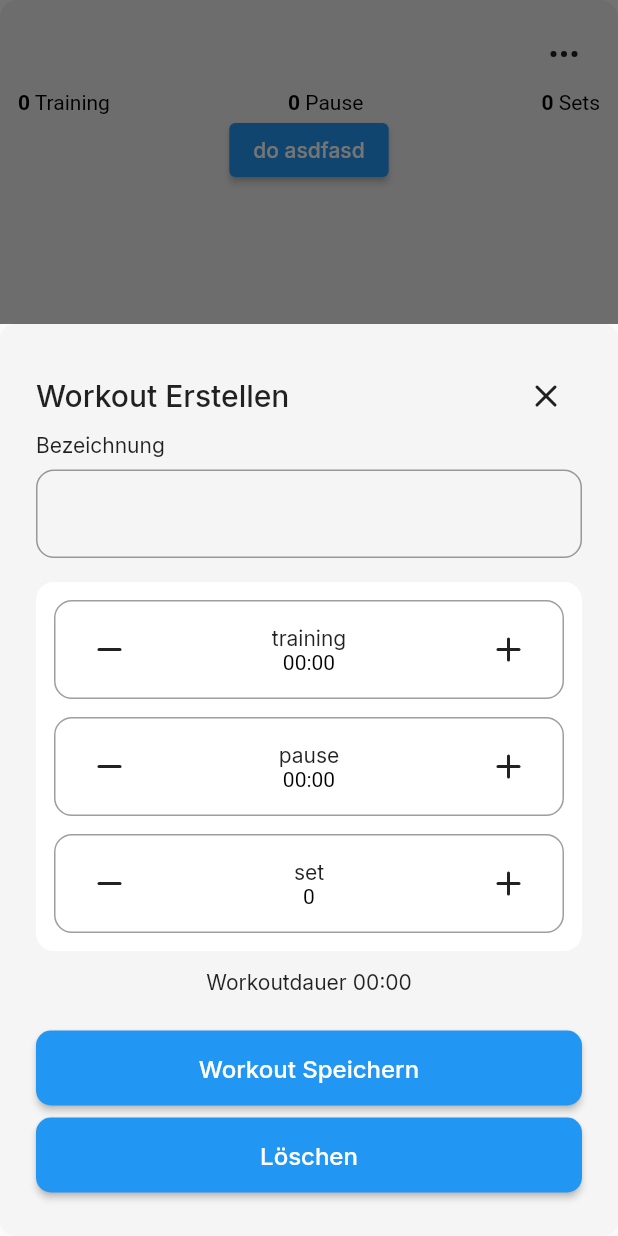
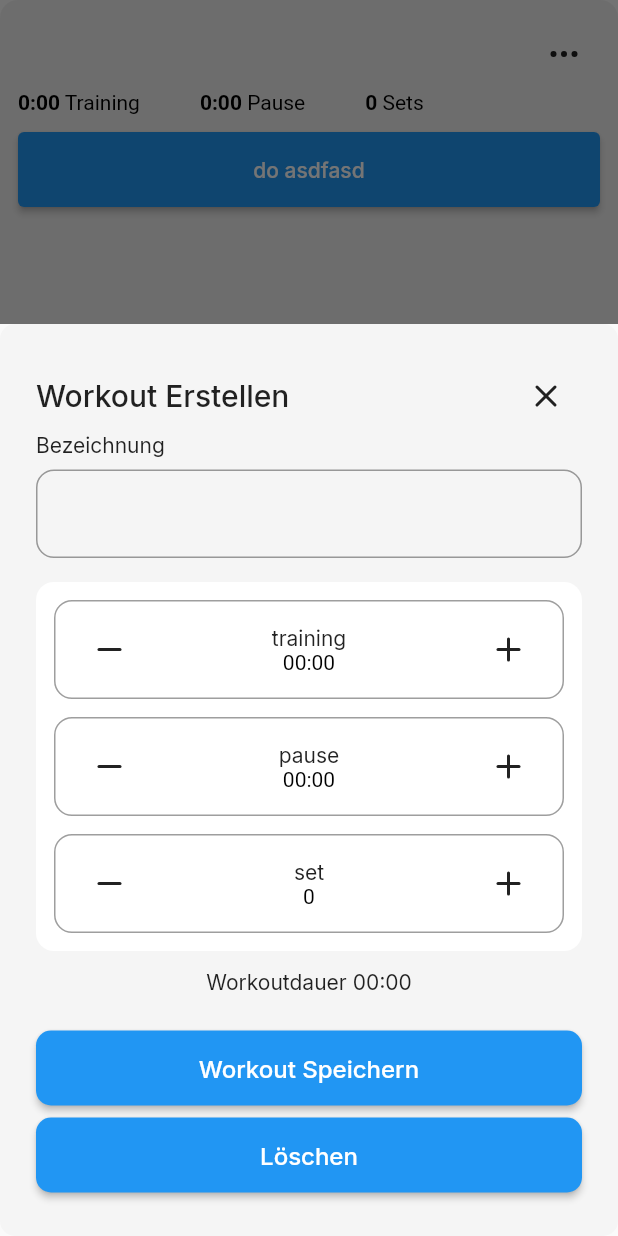
Before and after one commit to NkITaa/interval_timer, a Flutter app: the WorkoutTile widget shown alone on an empty page, opened directly with empty values, after a tap on an icon or button, on a phone screen of 412 x 824 dp. Run offline on Flutter 3.47's test engine with Material 2 defaults, Android fonts, the phone set to English and light mode, and no system bars; our stand-ins replace flutter_tabler_icons, google_fonts, hive, scroll_snap_list; accounts and stored records are empty; generated files the repository leaves out were written again.

Commit message:
layout stuff workout tiles

```diff
--- a/lib/components/custom_textbox.dart
+++ b/lib/components/custom_textbox.dart
@@ -2,7 +2,9 @@ import 'package:flutter/material.dart';
 
 class CustomTextbox extends StatelessWidget {
   final String label;
-  const CustomTextbox({super.key, required this.label});
+  final TextEditingController nameController;
+  const CustomTextbox(
+      {super.key, required this.label, required this.nameController});
 
   @override
   Widget build(BuildContext context) {
@@ -10,10 +12,11 @@ class CustomTextbox extends StatelessWidget {
       crossAxisAlignment: CrossAxisAlignment.start,
       children: [
         Text(label),
-        const Padding(
-          padding: EdgeInsets.only(top: 8.0, bottom: 16.0),
+        Padding(
+          padding: const EdgeInsets.only(top: 8.0, bottom: 16.0),
           child: TextField(
-            decoration: InputDecoration(
+            controller: nameController,
+            decoration: const InputDecoration(
               border: OutlineInputBorder(
                 borderRadius: BorderRadius.all(Radius.circular(12.0)),
               ),
--- a/lib/components/dialogs.dart
+++ b/lib/components/dialogs.dart
@@ -14,6 +14,7 @@ class Dialogs {
     Duration workoutTime = const Duration(minutes: 4, seconds: 30);
     Duration minutesTraining = const Duration(minutes: 1, seconds: 15);
     Duration minutesPause = const Duration(seconds: 15);
+    TextEditingController nameController = TextEditingController();
     int sets = 3;
 
     return StatefulBuilder(builder: (context, setState) {
@@ -92,8 +93,9 @@ class Dialogs {
                     )),
               ],
             ),
-            const CustomTextbox(
+            CustomTextbox(
               label: "Bezeichnung",
+              nameController: nameController,
             ),
             WorkoutTimesContainer(
               update: update,
@@ -121,7 +123,7 @@ class Dialogs {
                 ),
                 onPressed: () {
                   Hive.box("workouts").add(Workout(
-                      name: "Test",
+                      name: nameController.text.trim(),
                       secondsTraining: minutesTraining.inSeconds,
                       secondsPause: minutesPause.inSeconds,
                       sets: sets));
@@ -144,6 +146,8 @@ class Dialogs {
             workout.secondsTraining * workout.secondsTraining * workout.sets);
     Duration minutesTraining = Duration(seconds: workout.secondsTraining);
     Duration minutesPause = Duration(seconds: workout.secondsPause);
+    TextEditingController nameController =
+        TextEditingController(text: workout.name);
     int sets = workout.sets;
 
     return StatefulBuilder(builder: (context, setState) {
@@ -222,8 +226,9 @@ class Dialogs {
                     )),
               ],
             ),
-            const CustomTextbox(
+            CustomTextbox(
               label: "Bezeichnung",
+              nameController: nameController,
             ),
             WorkoutTimesContainer(
               update: update,
@@ -253,7 +258,7 @@ class Dialogs {
                   Hive.box("workouts").putAt(
                       index,
                       Workout(
-                          name: "Test",
+                          name: nameController.text.trim(),
                           secondsTraining: minutesTraining.inSeconds,
                           secondsPause: minutesPause.inSeconds,
                           sets: sets));
--- a/lib/pages/workouts/components/workout_tile.dart
+++ b/lib/pages/workouts/components/workout_tile.dart
@@ -44,7 +44,7 @@ class WorkoutTile extends StatelessWidget {
             ],
           ),
           Row(
-            mainAxisAlignment: MainAxisAlignment.spaceBetween,
+            mainAxisAlignment: MainAxisAlignment.start,
             children: [
               RichText(
                 text: TextSpan(
@@ -54,12 +54,18 @@ class WorkoutTile extends StatelessWidget {
                   ),
                   children: <TextSpan>[
                     TextSpan(
-                        text: workout.secondsTraining.toString(),
+                        text:
+                            (workout.secondsTraining / 60).floor().toString() +
+                                ":" +
+                                (workout.secondsTraining % 60)
+                                    .toString()
+                                    .padLeft(2, '0'),
                         style: const TextStyle(fontWeight: FontWeight.bold)),
                     const TextSpan(text: ' Training'),
                   ],
                 ),
               ),
+              const SizedBox(width: 40),
               RichText(
                 text: TextSpan(
                   style: const TextStyle(
@@ -68,12 +74,17 @@ class WorkoutTile extends StatelessWidget {
                   ),
                   children: <TextSpan>[
                     TextSpan(
-                        text: workout.secondsPause.toString(),
+                        text: (workout.secondsPause / 60).floor().toString() +
+                            ":" +
+                            (workout.secondsPause % 60)
+                                .toString()
+                                .padLeft(2, '0'),
                         style: const TextStyle(fontWeight: FontWeight.bold)),
                     const TextSpan(text: ' Pause'),
                   ],
                 ),
               ),
+              const SizedBox(width: 40),
               RichText(
                 text: TextSpan(
                   style: const TextStyle(
@@ -90,12 +101,17 @@ class WorkoutTile extends StatelessWidget {
               ),
             ],
           ),
-          ElevatedButton(
-              onPressed: () {},
-              style: ElevatedButton.styleFrom(
-                maximumSize: const Size(300, 50),
-              ),
-              child: const Text("do asdfasd"))
+          const SizedBox(height: 12),
+          SizedBox(
+            width: double.infinity,
+            height: 50,
+            child: ElevatedButton(
+                onPressed: () {},
+                style: ElevatedButton.styleFrom(
+                  maximumSize: const Size(300, 50),
+                ),
+                child: const Text("do asdfasd")),
+          )
         ],
       ),
     );
```
Also changed, not shown: 1 other file.
